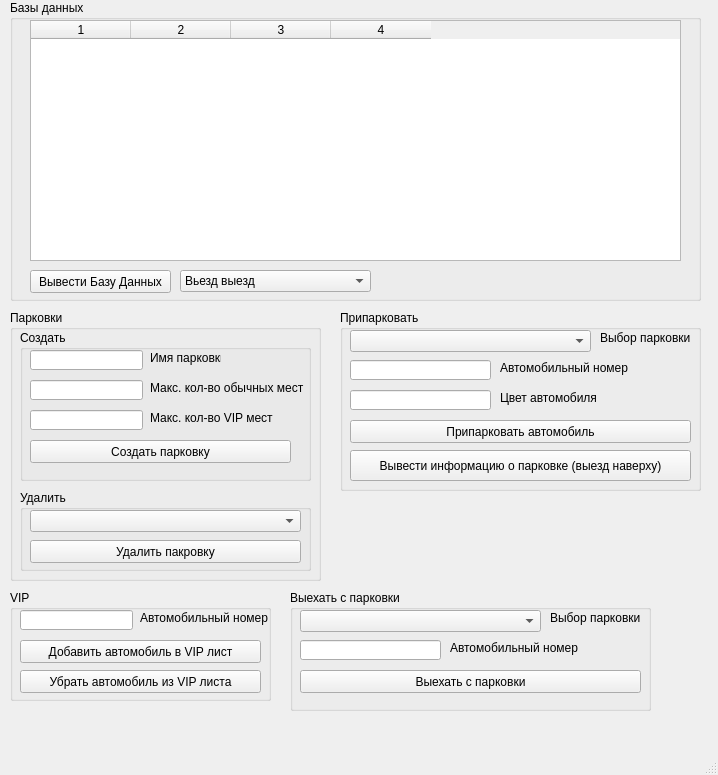
D0rG/Py_Kurs_Work, file MainWidow.ui: the form before one commit.
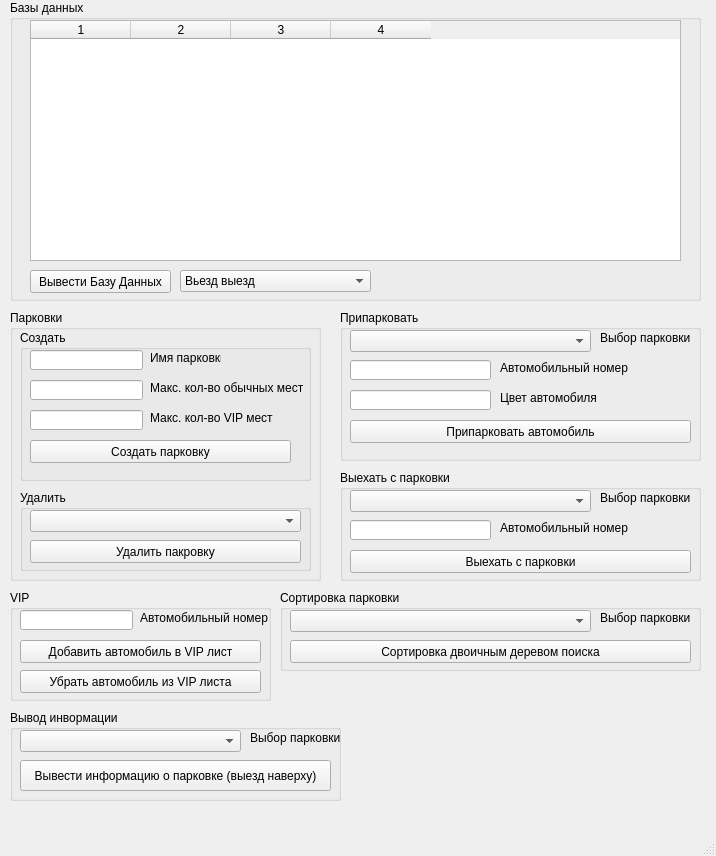
The form after the commit.

Commit message: Почти закончено уже есть сортировка деревом

What changed in the file:
```diff
--- a/MainWidow.ui
+++ b/MainWidow.ui
@@ -6,8 +6,8 @@
    <rect>
     <x>0</x>
     <y>0</y>
-    <width>718</width>
-    <height>775</height>
+    <width>716</width>
+    <height>856</height>
    </rect>
   </property>
   <property name="windowTitle">
@@ -248,7 +248,7 @@
       <x>340</x>
       <y>310</y>
       <width>361</width>
-      <height>181</height>
+      <height>151</height>
      </rect>
     </property>
     <property name="title">
@@ -336,27 +336,14 @@
       <string>Припарковать автомобиль</string>
      </property>
     </widget>
-    <widget class="QPushButton" name="PrintStack">
-     <property name="geometry">
-      <rect>
-       <x>10</x>
-       <y>140</y>
-       <width>341</width>
-       <height>31</height>
-      </rect>
-     </property>
-     <property name="text">
-      <string>Вывести информацию о парковке (выезд наверху)</string>
-     </property>
-    </widget>
    </widget>
    <widget class="QGroupBox" name="groupBox_6">
     <property name="geometry">
      <rect>
-      <x>290</x>
-      <y>590</y>
+      <x>340</x>
+      <y>470</y>
       <width>361</width>
-      <height>121</height>
+      <height>111</height>
      </rect>
     </property>
     <property name="title">
@@ -484,6 +471,104 @@
      </property>
     </widget>
    </widget>
+   <widget class="QGroupBox" name="groupBox_8">
+    <property name="geometry">
+     <rect>
+      <x>280</x>
+      <y>590</y>
+      <width>421</width>
+      <height>81</height>
+     </rect>
+    </property>
+    <property name="title">
+     <string>Сортировка парковки</string>
+    </property>
+    <widget class="QComboBox" name="SelectParkSort">
+     <property name="geometry">
+      <rect>
+       <x>10</x>
+       <y>20</y>
+       <width>301</width>
+       <height>22</height>
+      </rect>
+     </property>
+    </widget>
+    <widget class="QLabel" name="label_11">
+     <property name="geometry">
+      <rect>
+       <x>320</x>
+       <y>20</y>
+       <width>101</width>
+       <height>16</height>
+      </rect>
+     </property>
+     <property name="text">
+      <string>Выбор парковки</string>
+     </property>
+    </widget>
+    <widget class="QPushButton" name="TreeSort">
+     <property name="geometry">
+      <rect>
+       <x>10</x>
+       <y>50</y>
+       <width>401</width>
+       <height>23</height>
+      </rect>
+     </property>
+     <property name="text">
+      <string>Сортировка двоичным деревом поиска</string>
+     </property>
+    </widget>
+   </widget>
+   <widget class="QGroupBox" name="groupBox_9">
+    <property name="geometry">
+     <rect>
+      <x>10</x>
+      <y>710</y>
+      <width>331</width>
+      <height>91</height>
+     </rect>
+    </property>
+    <property name="title">
+     <string>Вывод инвормации</string>
+    </property>
+    <widget class="QComboBox" name="SelectParkWrite">
+     <property name="geometry">
+      <rect>
+       <x>10</x>
+       <y>20</y>
+       <width>221</width>
+       <height>22</height>
+      </rect>
+     </property>
+    </widget>
+    <widget class="QLabel" name="label_12">
+     <property name="geometry">
+      <rect>
+       <x>240</x>
+       <y>20</y>
+       <width>101</width>
+       <height>16</height>
+      </rect>
+     </property>
+     <property name="text">
+      <string>Выбор парковки</string>
+     </property>
+    </widget>
+    <widget class="QPushButton" name="PrintStack">
+     <property name="geometry">
+      <rect>
+       <x>10</x>
+       <y>50</y>
+       <width>311</width>
+       <height>31</height>
+      </rect>
+     </property>
+     <property name="text">
+      <string>Вывести информацию о парковке (выезд наверху)</string>
+     </property>
+    </widget>
+   </widget>
   </widget>
   <widget class="QMenuBar" name="menubar">
    <property name="geometry">
```
Left out of the diff: 4 changed lines with no effect on the pictures. The commit also changes 6 other files.
